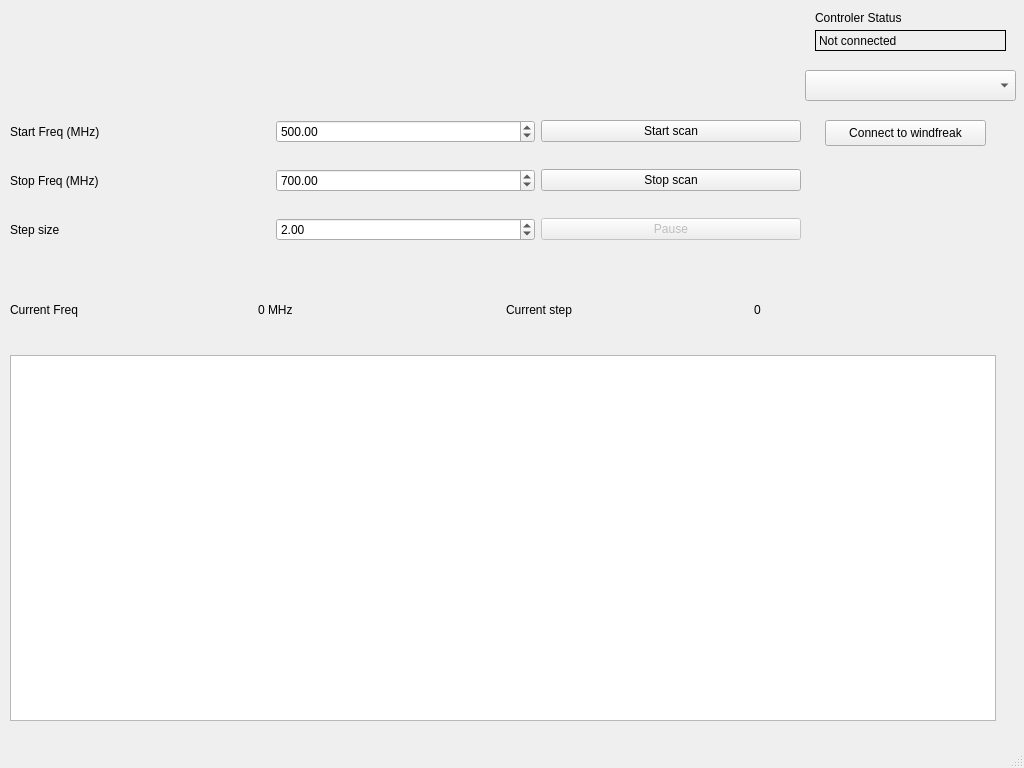
Qt form cavityscangui.ui (CQTools/Cavity_scan) before a commit.
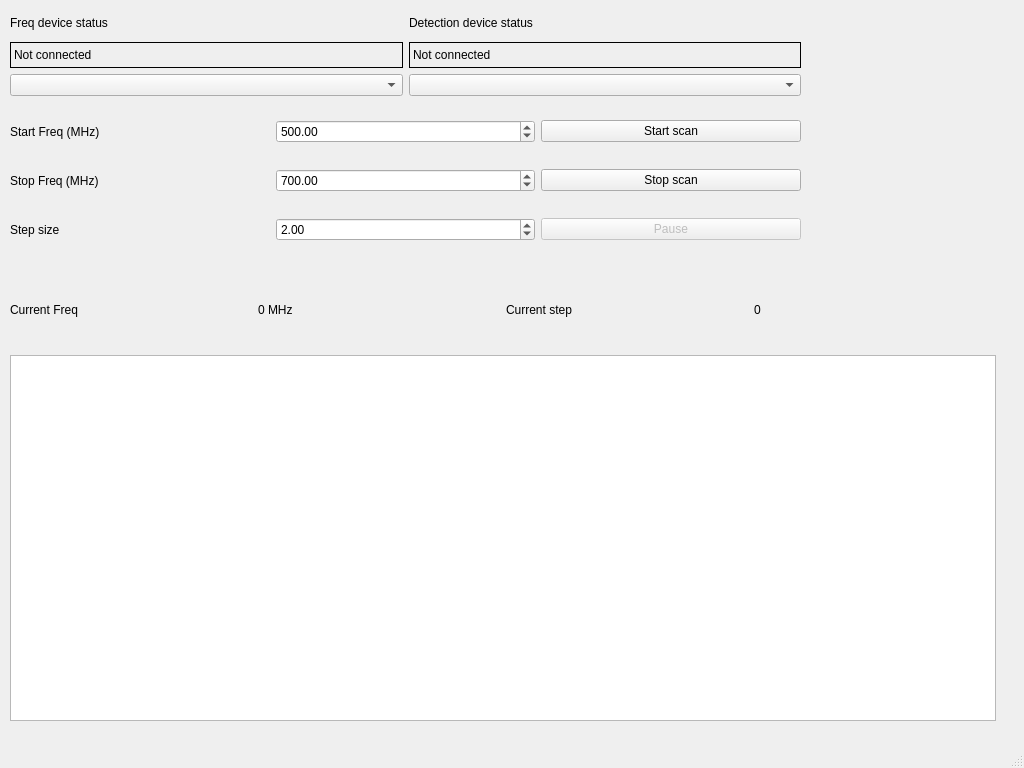
The same form after that commit. Custom widgets are drawn as their Qt base class.

Commit message: Basic program finished can work with analogue IOboard and windfreak will update it in future to work with more devices

```diff
--- a/cavityscangui.ui
+++ b/cavityscangui.ui
@@ -14,61 +14,6 @@
    <string>Cavity Frequency scan</string>
   </property>
   <widget class="QWidget" name="centralwidget">
-   <widget class="QPushButton" name="ButtonConnect">
-    <property name="geometry">
-     <rect>
-      <x>825</x>
-      <y>120</y>
-      <width>161</width>
-      <height>26</height>
-     </rect>
-    </property>
-    <property name="text">
-     <string>Connect to windfreak</string>
-    </property>
-   </widget>
-   <widget class="QLabel" name="label_4">
-    <property name="geometry">
-     <rect>
-      <x>815</x>
-      <y>10</y>
-      <width>111</width>
-      <height>16</height>
-     </rect>
-    </property>
-    <property name="text">
-     <string>&lt;html&gt;&lt;head/&gt;&lt;body&gt;&lt;p&gt;Controler Status&lt;/p&gt;&lt;/body&gt;&lt;/html&gt;</string>
-    </property>
-   </widget>
-   <widget class="QComboBox" name="comboSerialBox">
-    <property name="geometry">
-     <rect>
-      <x>805</x>
-      <y>70</y>
-      <width>211</width>
-      <height>31</height>
-     </rect>
-    </property>
-   </widget>
-   <widget class="QLabel" name="control_label">
-    <property name="geometry">
-     <rect>
-      <x>815</x>
-      <y>30</y>
-      <width>191</width>
-      <height>21</height>
-     </rect>
-    </property>
-    <property name="frameShape">
-     <enum>QFrame::Panel</enum>
-    </property>
-    <property name="frameShadow">
-     <enum>QFrame::Plain</enum>
-    </property>
-    <property name="text">
-     <string>Not connected</string>
-    </property>
-   </widget>
    <widget class="PlotWidget" name="plotWidget">
     <property name="geometry">
      <rect>
@@ -263,6 +208,64 @@
      </item>
     </layout>
    </widget>
+   <widget class="QWidget" name="gridLayoutWidget_2">
+    <property name="geometry">
+     <rect>
+      <x>10</x>
+      <y>10</y>
+      <width>791</width>
+      <height>86</height>
+     </rect>
+    </property>
+    <layout class="QGridLayout" name="gridLayout_2">
+     <item row="0" column="0">
+      <widget class="QLabel" name="label_4">
+       <property name="text">
+        <string>&lt;html&gt;&lt;head/&gt;&lt;body&gt;&lt;p&gt;Freq device status&lt;/p&gt;&lt;/body&gt;&lt;/html&gt;</string>
+       </property>
+      </widget>
+     </item>
+     <item row="1" column="0">
+      <widget class="QLabel" name="control_label">
+       <property name="frameShape">
+        <enum>QFrame::Panel</enum>
+       </property>
+       <property name="frameShadow">
+        <enum>QFrame::Plain</enum>
+       </property>
+       <property name="text">
+        <string>Not connected</string>
+       </property>
+      </widget>
+     </item>
+     <item row="2" column="0">
+      <widget class="QComboBox" name="comboSerialBox"/>
+     </item>
+     <item row="0" column="1">
+      <widget class="QLabel" name="label_5">
+       <property name="text">
+        <string>&lt;html&gt;&lt;head/&gt;&lt;body&gt;&lt;p&gt;Detection device status&lt;/p&gt;&lt;/body&gt;&lt;/html&gt;</string>
+       </property>
+      </widget>
+     </item>
+     <item row="1" column="1">
+      <widget class="QLabel" name="control_label_2">
+       <property name="frameShape">
+        <enum>QFrame::Panel</enum>
+       </property>
+       <property name="frameShadow">
+        <enum>QFrame::Plain</enum>
+       </property>
+       <property name="text">
+        <string>Not connected</string>
+       </property>
+      </widget>
+     </item>
+     <item row="2" column="1">
+      <widget class="QComboBox" name="comboSerialBox_2"/>
+     </item>
+    </layout>
+   </widget>
   </widget>
   <widget class="QMenuBar" name="menubar">
    <property name="geometry">
```
The commit also changes 2 other files.
